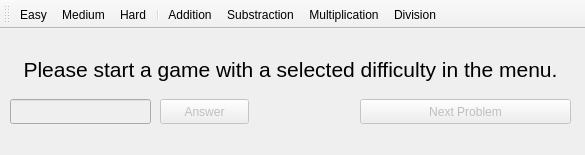
First picture: the form in Math_Game/mainwindow.ui, repository JayHacks2017-SC-BI-TD-BQ/Math-Game, before the edit.
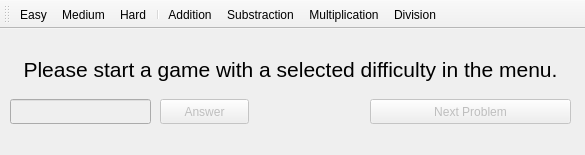
Second picture: the form after the edit.

Commit message: GitEZPush.sh

Patch:
```diff
--- a/Math_Game/mainwindow.ui
+++ b/Math_Game/mainwindow.ui
@@ -86,9 +86,9 @@
     </property>
     <property name="geometry">
      <rect>
-      <x>360</x>
+      <x>370</x>
       <y>70</y>
-      <width>211</width>
+      <width>201</width>
       <height>25</height>
      </rect>
     </property>
```
The commit also changes 2 other files.
